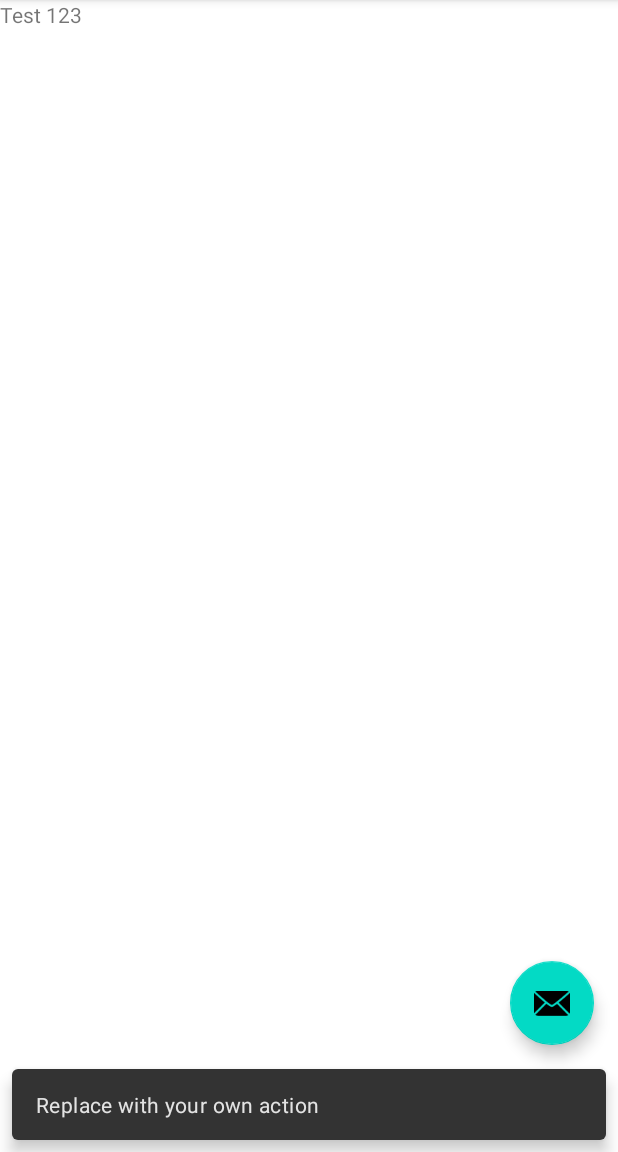
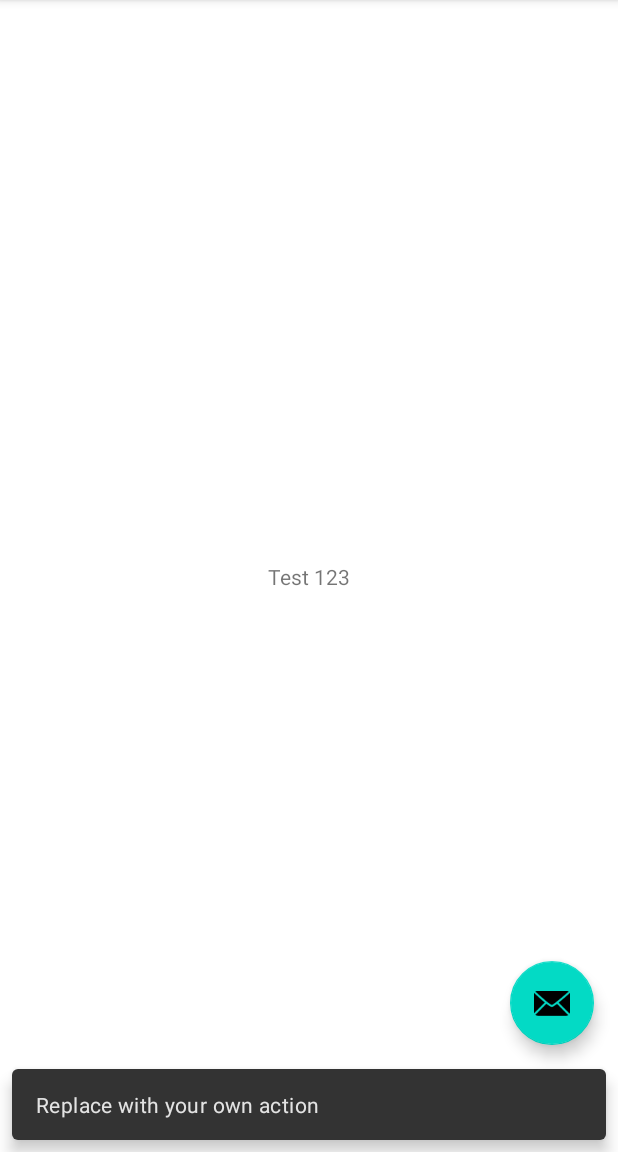
Before and after one commit to dijoncavalcante/weatherForecast, an Android app: the screen it shows after launch (MainActivity), after a tap on an icon or button, on a phone screen of 412 x 824 dp, the part 84-1236 px from its top. Run offline under Robolectric (Android 15) with nearby library versions, the phone set to English and light mode, and no system bars; network calls fail; 1 statement that could not run was skipped.

Commit message:
Add layout files xml

```diff
--- a/app/build.gradle
+++ b/app/build.gradle
@@ -59,4 +59,9 @@ dependencies {
     implementation "com.squareup.retrofit2:converter-gson:$retrofit_version"
     //gson
     implementation 'com.google.code.gson:gson:2.8.6'
+
+    //noinspection GradleCompatible
+    implementation "com.android.support:recyclerview-v7:26.0.2"
+    //noinspection GradleCompatible
+    implementation "com.android.support:cardview-v7:26.0.2"
 }
--- a/app/src/main/java/com/dijon/forecastactivity/view/MainActivity.kt
+++ b/app/src/main/java/com/dijon/forecastactivity/view/MainActivity.kt
@@ -23,7 +23,10 @@ class MainActivity : AppCompatActivity() {
             Snackbar.make(view, "Replace with your own action", Snackbar.LENGTH_LONG)
                     .setAction("Action", null).show()
         }
+        val textView: TextView = findViewById(R.id.textView_forecast) as TextView
+        textView.setOnClickListener {
 
+        }
         val viewModel = ViewModelProvider(this).get(ForecastViewModel::class.java)
 
         viewModel.getForecast()
@@ -33,7 +36,10 @@ class MainActivity : AppCompatActivity() {
             Log.d("MainActivity", "getForecast: ${it!!.city.name}")
             Log.d("MainActivity", "getForecast: ${it!!.list[0].weather[0].description}")
             Log.d("MainActivity", "getForecast: ${it!!.list[0].main.temp_max}")
+            ("Cidade: "+ it!!.city.name + " Descrição: "+it!!.list[0].weather[0].description +" temperatura MAX: "+ it!!.list[0].main.temp_max).also { textView.text = it }
         })
+
+
 
     }
 
--- /dev/null
+++ b/app/src/main/res/layout/content_detail.xml
@@ -0,0 +1,6 @@
+<?xml version="1.0" encoding="utf-8"?>
+<androidx.constraintlayout.widget.ConstraintLayout
+    xmlns:android="http://schemas.android.com/apk/res/android" android:layout_width="match_parent"
+    android:layout_height="match_parent">
+
+</androidx.constraintlayout.widget.ConstraintLayout>
--- a/app/src/main/res/layout/content_main.xml
+++ b/app/src/main/res/layout/content_main.xml
@@ -19,8 +19,8 @@
 
     <TextView
         android:id="@+id/textView_forecast"
-        android:layout_width="0dp"
-        android:layout_height="0dp"
+        android:layout_width="wrap_content"
+        android:layout_height="wrap_content"
         android:text="Test 123"
         app:layout_constraintBottom_toBottomOf="parent"
         app:layout_constraintLeft_toLeftOf="parent"
--- /dev/null
+++ b/app/src/main/res/layout/content_week.xml
@@ -0,0 +1,6 @@
+<?xml version="1.0" encoding="utf-8"?>
+<androidx.constraintlayout.widget.ConstraintLayout
+    xmlns:android="http://schemas.android.com/apk/res/android" android:layout_width="match_parent"
+    android:layout_height="match_parent">
+
+</androidx.constraintlayout.widget.ConstraintLayout>
--- /dev/null
+++ b/app/src/main/res/layout/list_item.xml
@@ -0,0 +1,6 @@
+<?xml version="1.0" encoding="utf-8"?>
+<androidx.constraintlayout.widget.ConstraintLayout
+    xmlns:android="http://schemas.android.com/apk/res/android" android:layout_width="match_parent"
+    android:layout_height="match_parent">
+
+</androidx.constraintlayout.widget.ConstraintLayout>
```
